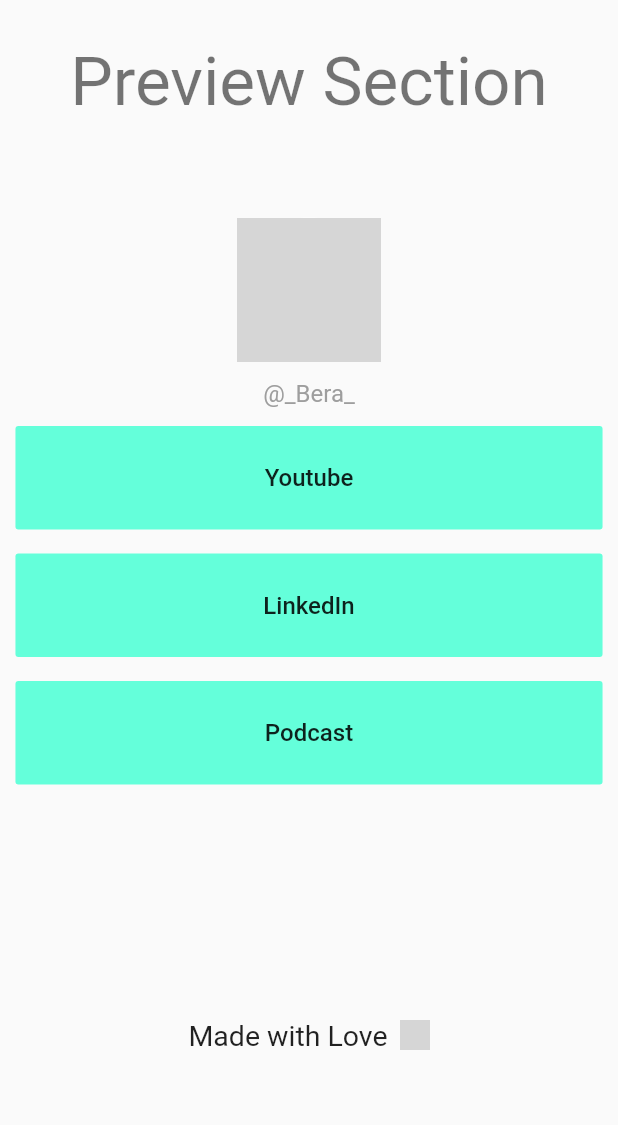
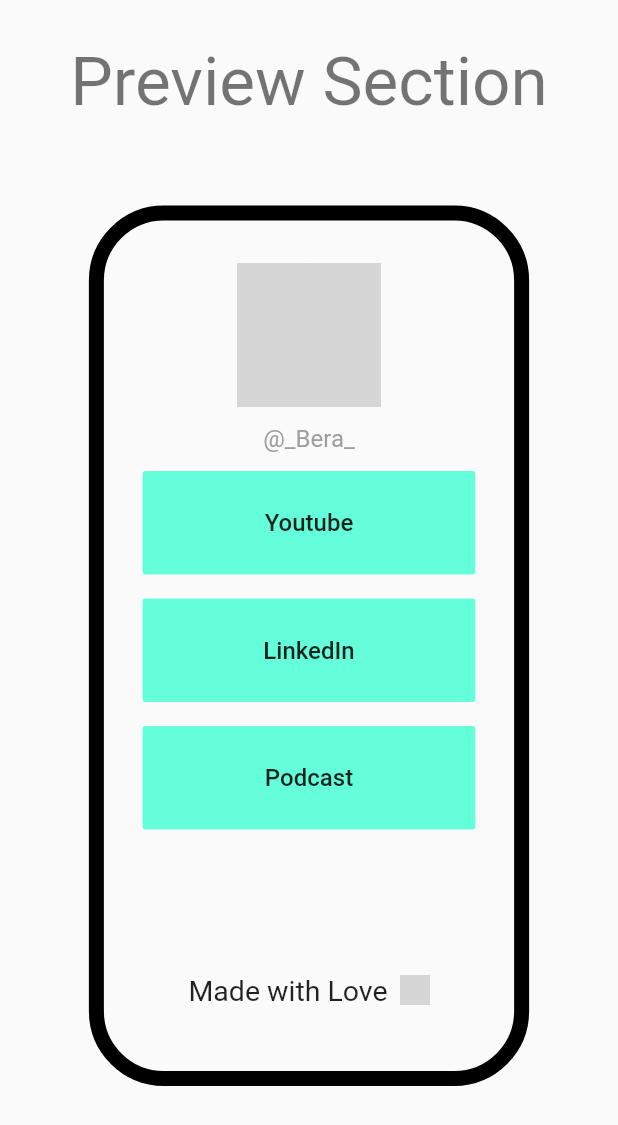
Before and after one commit to Jujubalandia/links_landing_page, a Flutter app: the PreviewSection widget shown alone on an empty page, opened directly, on a phone screen of 412 x 824 dp. Shown: the top 1125 px of the screen. Run offline on Flutter 3.47's test engine with Material 2 defaults, Android fonts, the phone set to English and light mode, and no system bars; network calls fail; grey boxes are pictures that could not be loaded.

Commit message:
Border Aspect Ratio finished

```diff
--- a/lib/settings_page/preview_section.dart
+++ b/lib/settings_page/preview_section.dart
@@ -20,7 +20,26 @@
             ),
           ),
           SizedBox(height: 28),
-          Expanded(child: LinksLandingPage()),
+          Expanded(
+            child: Padding(
+              padding: const EdgeInsets.symmetric(horizontal: 38.0),
+              child: Center(
+                child: AspectRatio(
+                  aspectRatio: 1 / 2,
+                  child: Container(
+                    padding: EdgeInsets.all(20),
+                    decoration: BoxDecoration(
+                      border: Border.all(width: 10),
+                      borderRadius: BorderRadius.all(
+                        Radius.circular(50),
+                      ),
+                    ),
+                    child: LinksLandingPage(),
+                  ),
+                ),
+              ),
+            ),
+          ),
           SizedBox(height: 100),
         ],
       ),
```
